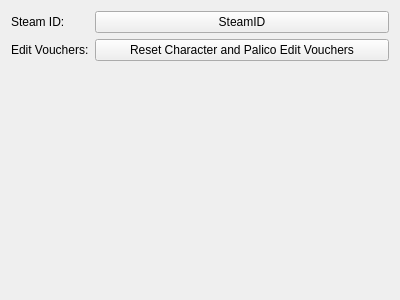
EnderHDMC/MHWISaveEditor, file gui/info/generalinfo.ui: the form before one commit.
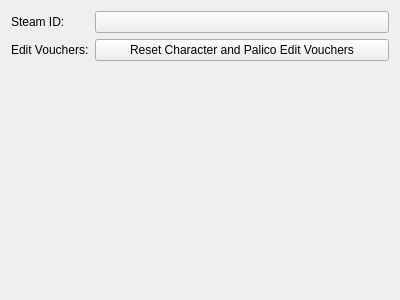
The form after the commit.

Patch:
```diff
--- a/gui/info/generalinfo.ui
+++ b/gui/info/generalinfo.ui
@@ -22,11 +22,7 @@
     </widget>
    </item>
    <item row="0" column="1">
-    <widget class="QPushButton" name="btnSteamID">
-     <property name="text">
-      <string>SteamID</string>
-     </property>
-    </widget>
+    <widget class="QPushButton" name="btnSteamID"/>
    </item>
    <item row="1" column="0">
     <widget class="QLabel" name="lblEditVouchers">
```
Left out of the diff: 8 changed lines with no effect on the pictures.
